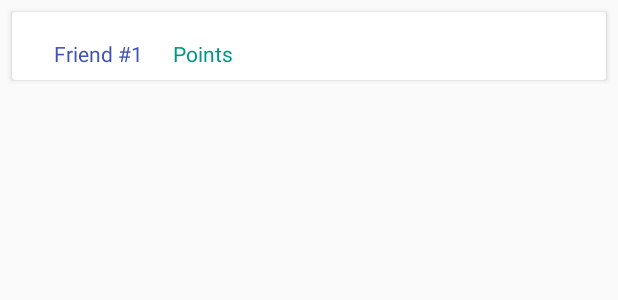
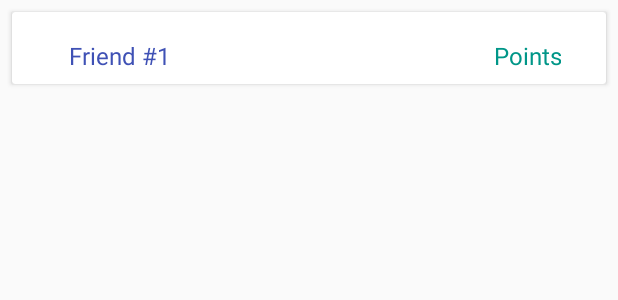
Before and after one commit to simonsays298/Trivia, an Android app: the layout activity_listview_row_layout.xml on its own in the app's theme, with its tools: preview values and no code run, on a phone screen of 412 x 824 dp. Shown: the top 300 px of the screen. Run offline under Robolectric (Android 15) with nearby library versions, the phone set to English and light mode, and no system bars.

Commit message:
Fix for Swipe Menu RecyclerView

```diff
--- a/app/build.gradle
+++ b/app/build.gradle
@@ -42,4 +42,8 @@ dependencies {
     implementation 'androidx.mediarouter:mediarouter:1.1.0'
     implementation 'com.google.firebase:firebase-database:19.2.1'
 
+    implementation 'androidx.recyclerview:recyclerview:1.2.0-alpha03'
+    implementation 'androidx.cardview:cardview:1.0.0'
+
+
 }
--- a/app/src/main/res/layout/activity_listview_row_layout.xml
+++ b/app/src/main/res/layout/activity_listview_row_layout.xml
@@ -8,7 +8,7 @@
     android:focusable="true">
 
     <LinearLayout
-        android:layout_width="match_parent"
+        android:layout_width="wrap_content"
         android:layout_height="wrap_content"
         android:orientation="horizontal"
         android:padding="8dp">
@@ -17,22 +17,34 @@
             android:id="@+id/friendName"
             android:layout_width="wrap_content"
             android:layout_height="wrap_content"
-            android:paddingLeft="20dp"
+            android:paddingLeft="30dp"
             android:paddingTop="10dp"
             android:paddingRight="20dp"
+            android:textSize="16sp"
             android:scaleType="centerCrop"
             android:text="Friend #1"
             android:textColor="@color/colorPrimaryDark" />
 
-        <TextView
-            android:id="@+id/pointsFriend"
-            android:layout_width="wrap_content"
-            android:layout_height="wrap_content"
 
-            android:paddingTop="10dp"
-            android:text="Points"
-            android:textColor="@color/Green" />
+    </LinearLayout>
+
+<!--        <LinearLayout-->
+<!--            android:layout_width="wrap_content"-->
+<!--            android:layout_height="wrap_content"-->
+<!--            android:orientation="horizontal"-->
+<!--            android:padding="8dp">-->
+    <TextView
+        android:id="@+id/pointsFriend"
+        android:layout_width="wrap_content"
+        android:layout_height="wrap_content"
+        android:layout_gravity="end"
+        android:gravity="center"
+
+        android:paddingTop="18dp"
+        android:text="Points"
+        android:paddingEnd="30dp"
+        android:textColor="@color/Green"
+        android:textSize="16sp" />
 
 
-    </LinearLayout>
 </androidx.cardview.widget.CardView>
```
Also changed, not shown: app/src/main/java/com/example/login/FriendData.java (+9 -1 lines), app/src/main/java/com/example/login/FriendDataAdapter.java (+5 -41 lines), app/src/main/java/com/example/login/FriendsListViewActivity.java (+4 -39 lines), app/src/main/java/com/example/login/SwipeController.java (+8 -5 lines), app/src/main/res/layout/activity_friends_listview_layout.xml (+5 -2 lines).
